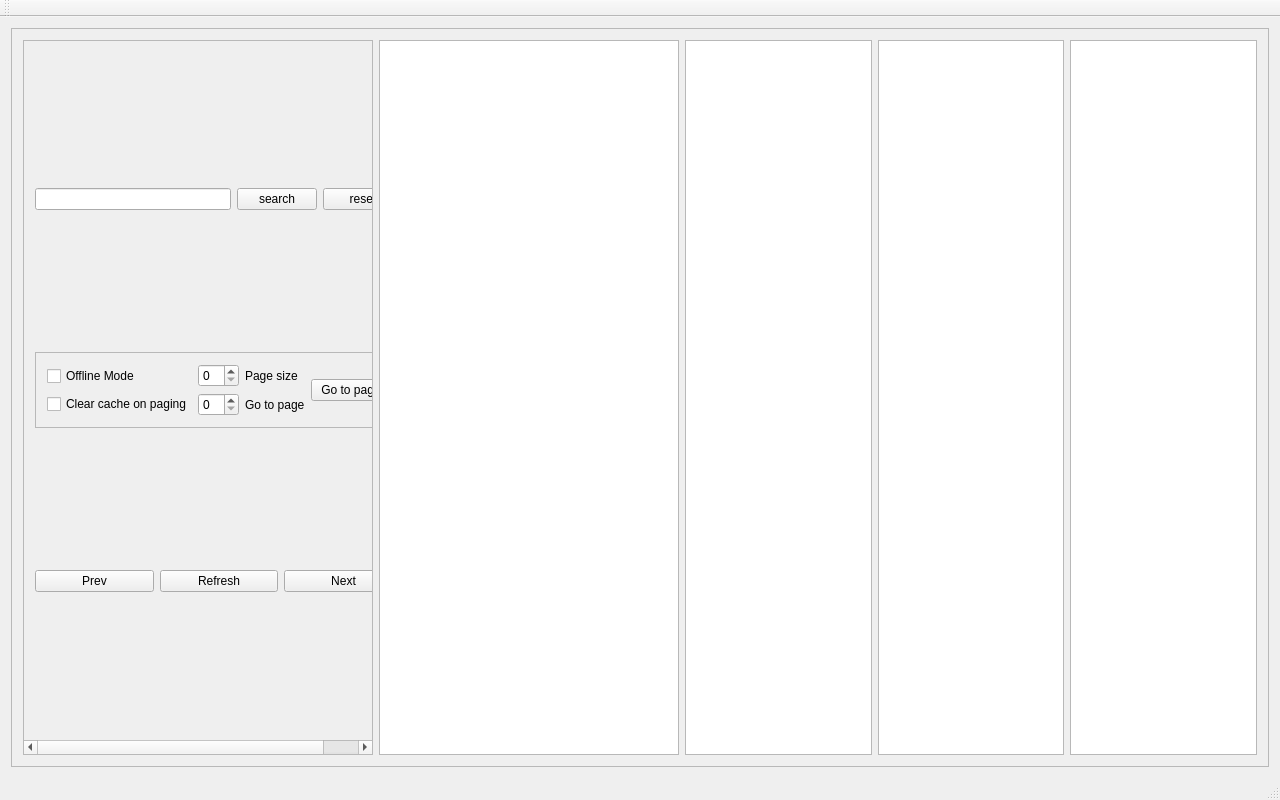
This is mainwindow.ui in blockspacer/pages as Qt 5 draws it before an edit. The edited form follows.
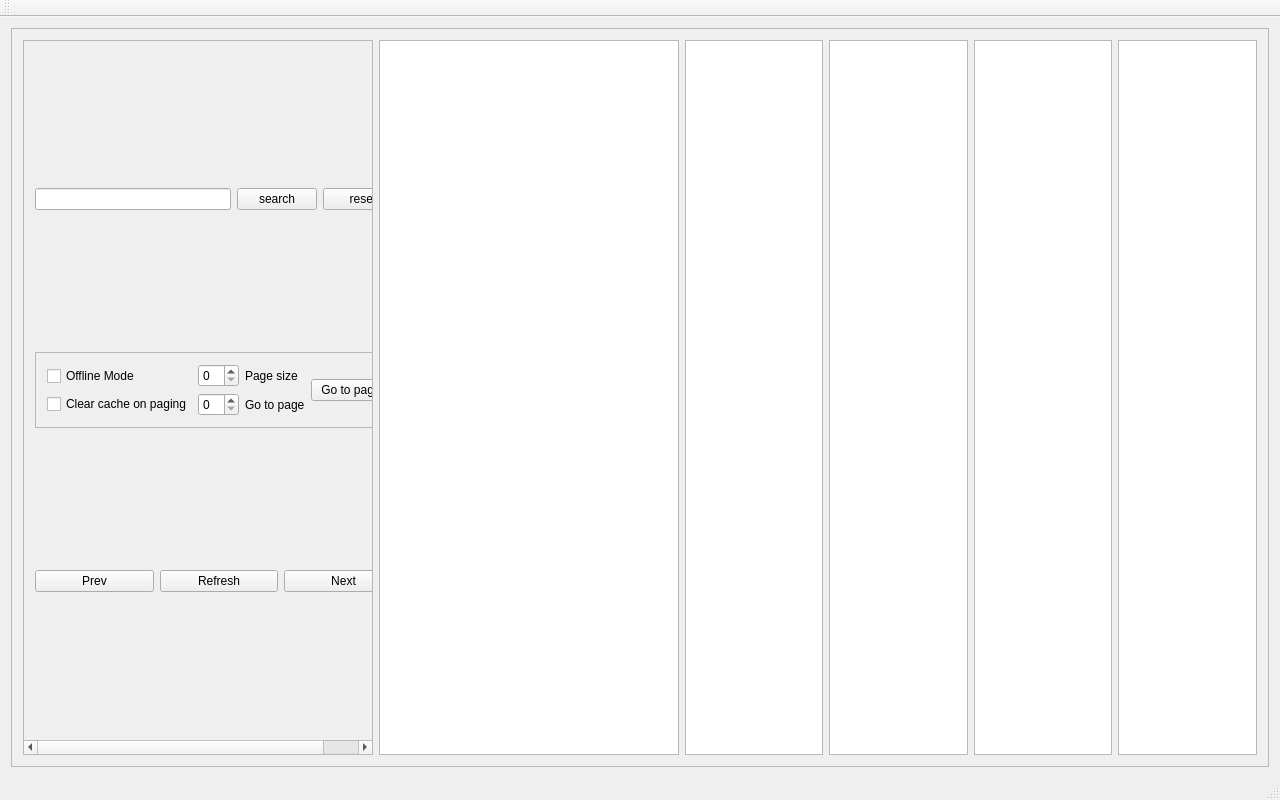
This is the edited form.

What changed in the file:
```diff
--- a/mainwindow.ui
+++ b/mainwindow.ui
@@ -24,6 +24,29 @@
        <enum>QFrame::Raised</enum>
       </property>
       <layout class="QGridLayout" name="gridLayout_2">
+       <item row="0" column="5">
+        <widget class="QListView" name="listView">
+         <property name="sizePolicy">
+          <sizepolicy hsizetype="Maximum" vsizetype="Expanding">
+           <horstretch>0</horstretch>
+           <verstretch>0</verstretch>
+          </sizepolicy>
+         </property>
+        </widget>
+       </item>
+       <item row="0" column="6">
+        <widget class="QListView" name="listView_2">
+         <property name="sizePolicy">
+          <sizepolicy hsizetype="Maximum" vsizetype="Expanding">
+           <horstretch>0</horstretch>
+           <verstretch>0</verstretch>
+          </sizepolicy>
+         </property>
+        </widget>
+       </item>
+       <item row="0" column="2">
+        <layout class="QVBoxLayout" name="verticalLayout"/>
+       </item>
        <item row="0" column="1">
         <widget class="QScrollArea" name="scrollArea">
          <property name="sizePolicy">
@@ -175,16 +198,6 @@
          </widget>
         </widget>
        </item>
-       <item row="0" column="4">
-        <widget class="QListView" name="listView">
-         <property name="sizePolicy">
-          <sizepolicy hsizetype="Maximum" vsizetype="Expanding">
-           <horstretch>0</horstretch>
-           <verstretch>0</verstretch>
-          </sizepolicy>
-         </property>
-        </widget>
-       </item>
        <item row="0" column="3">
         <widget class="QTableView" name="tableView">
          <property name="sizePolicy">
@@ -201,21 +214,11 @@
          </property>
         </widget>
        </item>
-       <item row="0" column="5">
-        <widget class="QListView" name="listView_2">
-         <property name="sizePolicy">
-          <sizepolicy hsizetype="Maximum" vsizetype="Expanding">
-           <horstretch>0</horstretch>
-           <verstretch>0</verstretch>
-          </sizepolicy>
-         </property>
-        </widget>
-       </item>
-       <item row="0" column="2">
-        <layout class="QVBoxLayout" name="verticalLayout"/>
-       </item>
-       <item row="0" column="6">
+       <item row="0" column="7">
         <widget class="QListView" name="listView_3">
+         <property name="enabled">
+          <bool>true</bool>
+         </property>
          <property name="sizePolicy">
           <sizepolicy hsizetype="Maximum" vsizetype="Expanding">
            <horstretch>0</horstretch>
@@ -224,6 +227,9 @@
          </property>
         </widget>
        </item>
+       <item row="0" column="4">
+        <widget class="QTableView" name="tableView_2"/>
+       </item>
       </layout>
      </widget>
     </item>
```
